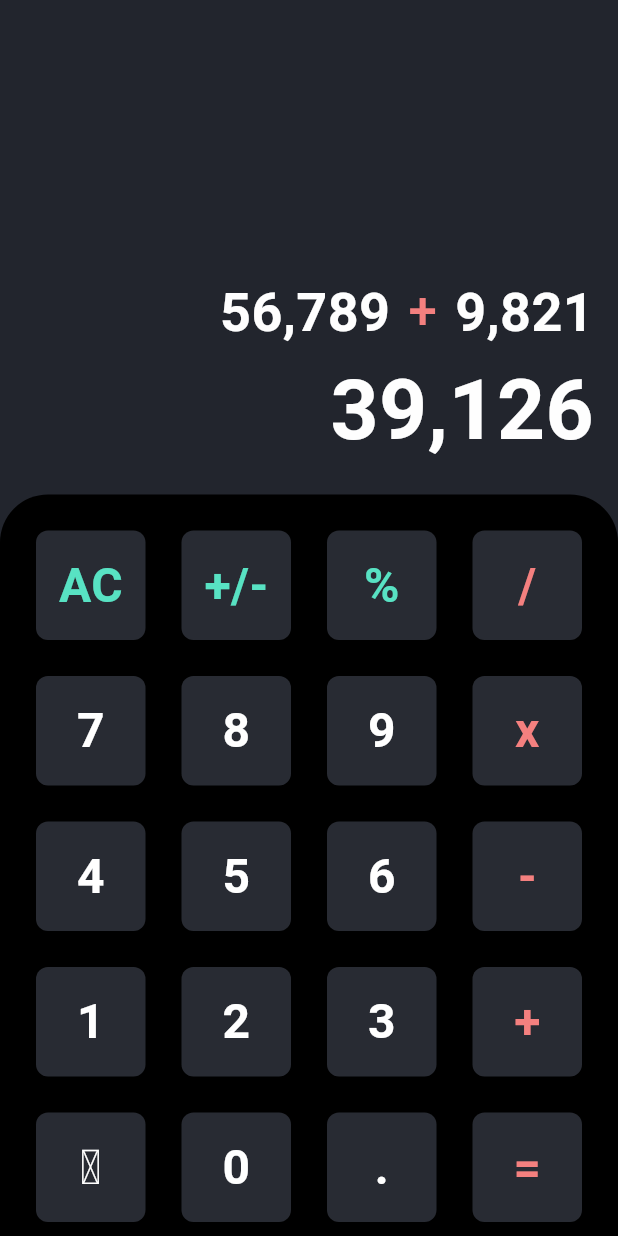
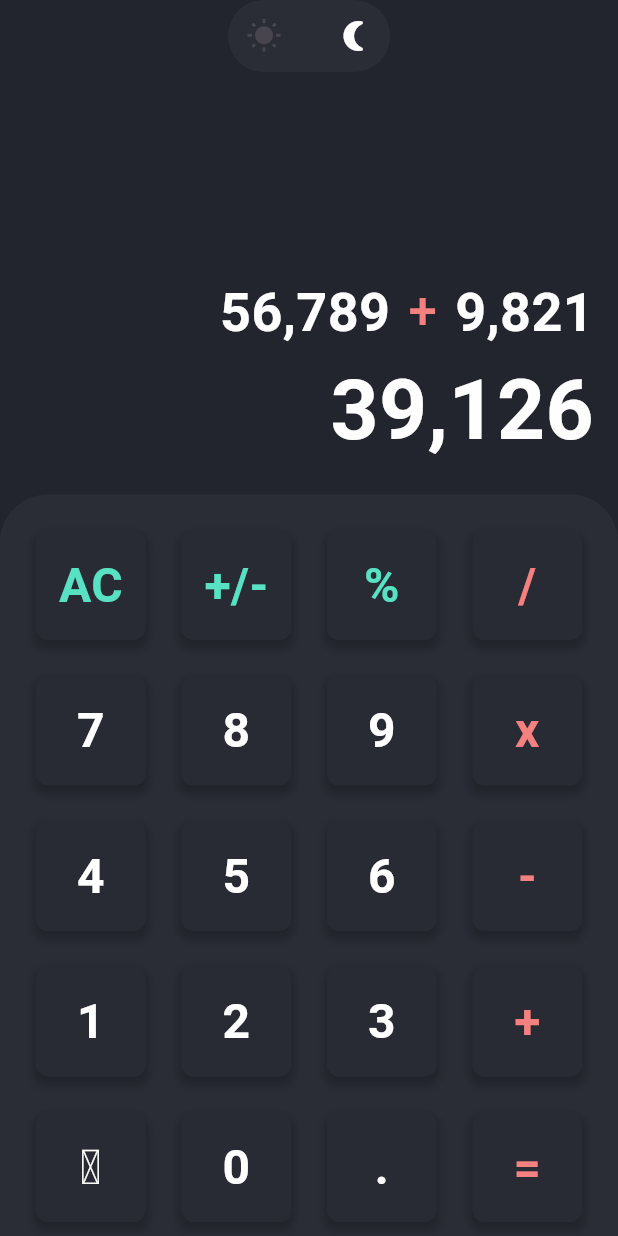
Before and after one commit to youssefhedefa/CognoRise-Infotech, a Flutter app: the screen it shows after launch, on a phone screen of 412 x 824 dp. Run offline on Flutter 3.47's test engine with Material 3 defaults, Android fonts, the phone set to English and light mode, and no system bars.

Commit message:
Add switch button.

```diff
--- a/lib/calculator_app.dart
+++ b/lib/calculator_app.dart
@@ -1,4 +1,4 @@
-import 'package:calculator/widgets/calculator_screen.dart';
+import 'package:calculator/ui/calculator_screen.dart';
 import 'package:flutter/material.dart';
 
 class MyApp extends StatelessWidget {
--- a/lib/widgets/calculator_screen.dart
+++ b/lib/ui/calculator_screen.dart
@@ -1,5 +1,6 @@
 import 'package:calculator/helpers/color_helper.dart';
-import 'package:calculator/widgets/calculator_body.dart';
+import 'package:calculator/ui/widgets/calculator_body.dart';
+import 'package:calculator/ui/widgets/custom_switch_mode.dart';
 import 'package:flutter/material.dart';
 
 class CalculatorScreen extends StatelessWidget {
@@ -11,8 +12,10 @@ class CalculatorScreen extends StatelessWidget {
       backgroundColor: AppDarkColorsHelper.blackColor,
       body: SafeArea(
         child: Stack(
+          alignment: Alignment.topCenter,
           children: [
             CalculatorBody(),
+            CustomSwitchButton(),
           ],
         ),
       ),
--- a/lib/widgets/buttons/buttons_list.dart
+++ b/lib/ui/widgets/buttons/buttons_list.dart
@@ -1,5 +1,5 @@
 import 'package:calculator/helpers/color_helper.dart';
-import 'package:calculator/widgets/buttons/custom_button.dart';
+import 'package:calculator/ui/widgets/buttons/custom_button.dart';
 import 'package:flutter/material.dart';
 
 
@@ -17,6 +17,7 @@ class ButtonsList extends StatelessWidget {
       ),
       physics: const NeverScrollableScrollPhysics(),
       padding: const EdgeInsets.all(24),
+      itemCount: 20,
       itemBuilder: (context, index) {
         return buildButton(index: index);
       },
--- a/lib/widgets/buttons/buttons_list_body.dart
+++ b/lib/ui/widgets/buttons/buttons_list_body.dart
@@ -1,4 +1,5 @@
-import 'package:calculator/widgets/buttons/buttons_list.dart';
+import 'package:calculator/helpers/color_helper.dart';
+import 'package:calculator/ui/widgets/buttons/buttons_list.dart';
 import 'package:flutter/material.dart';
 
 
@@ -9,7 +10,7 @@ class ButtonsListBody extends StatelessWidget {
   Widget build(BuildContext context) {
     return Container(
       decoration: const BoxDecoration(
-        color: Colors.black,
+        color: AppDarkColorsHelper.lightBlackColor,
         borderRadius: BorderRadius.only(
           topLeft: Radius.circular(32),
           topRight: Radius.circular(32),
--- a/lib/widgets/calculator_body.dart
+++ b/lib/ui/widgets/calculator_body.dart
@@ -1,5 +1,5 @@
-import 'package:calculator/widgets/buttons/buttons_list_body.dart';
-import 'package:calculator/widgets/result/result.dart';
+import 'package:calculator/ui/widgets/buttons/buttons_list_body.dart';
+import 'package:calculator/ui/widgets/result/result.dart';
 import 'package:flutter/material.dart';
 
 
--- /dev/null
+++ b/lib/ui/widgets/custom_switch_mode.dart
@@ -0,0 +1,36 @@
+import 'package:calculator/helpers/color_helper.dart';
+import 'package:flutter/material.dart';
+
+class CustomSwitchButton extends StatelessWidget {
+  const CustomSwitchButton({super.key});
+
+  @override
+  Widget build(BuildContext context) {
+    return Container(
+      decoration: BoxDecoration(
+        color: AppDarkColorsHelper.lightBlackColor,
+        borderRadius: BorderRadius.circular(30),
+      ),
+      child: Row(
+        mainAxisAlignment: MainAxisAlignment.center,
+        mainAxisSize: MainAxisSize.min,
+        children: [
+          IconButton(
+            onPressed: () {},
+            icon: const Icon(
+              Icons.wb_sunny,
+            ),
+          ),
+          const SizedBox(width: 12),
+          IconButton(
+            onPressed: () {},
+            icon: const Icon(
+              Icons.nightlight_round,
+              color: AppDarkColorsHelper.whiteColor,
+            ),
+          ),
+        ],
+      ),
+    );
+  }
+}
--- a/lib/widgets/result/result.dart
+++ b/lib/ui/widgets/result/result.dart
@@ -1,6 +1,6 @@
 import 'package:calculator/helpers/color_helper.dart';
-import 'package:calculator/widgets/result/operation.dart';
-import 'package:calculator/widgets/result/operation_result.dart';
+import 'package:calculator/ui/widgets/result/operation.dart';
+import 'package:calculator/ui/widgets/result/operation_result.dart';
 import 'package:flutter/material.dart';
 import 'package:intl/intl.dart';
 
```
Also changed, not shown: lib/ui/widgets/buttons/custom_button.dart (renamed from lib/widgets/buttons/custom_button.dart), lib/ui/widgets/result/operation.dart (renamed from lib/widgets/result/operation.dart), lib/ui/widgets/result/operation_result.dart (renamed from lib/widgets/result/operation_result.dart).
